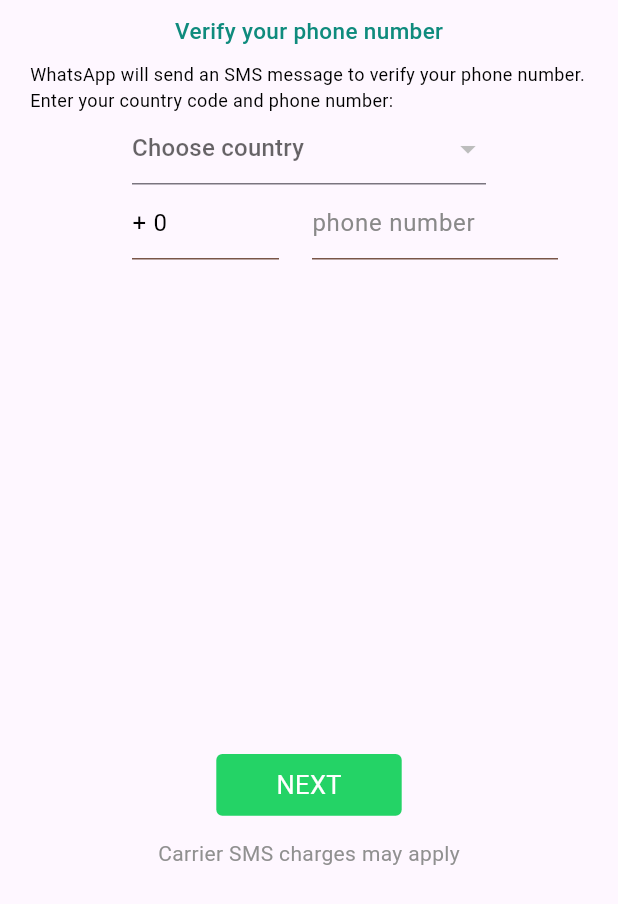
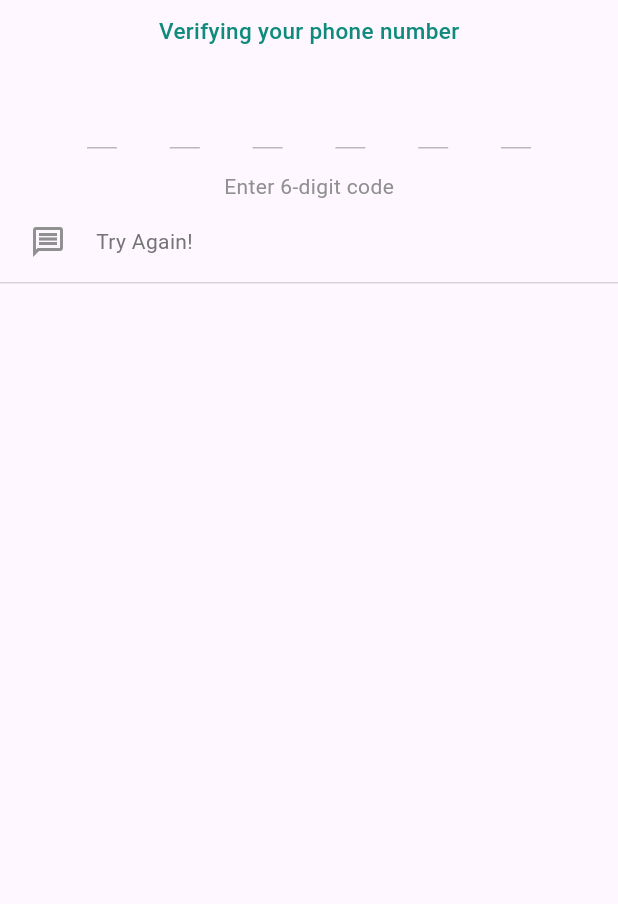
Before and after one commit to 0Armaan025/whatsapp_clone, a Flutter app: the screen it shows after launch, on a phone screen of 412 x 824 dp. Shown: the top 904 px of the screen. Run offline on Flutter 3.47's test engine with Material 3 defaults, Android fonts, the phone set to English and light mode, and no system bars; drawn by our look-alikes of otp_text_field; our stand-ins replace country_picker, hexcolor; missing offline and left inert: phonecodes.

Commit message:
made otp page static

```diff
--- /dev/null
+++ b/lib/features/auth/views/otp/otp_page.dart
@@ -0,0 +1,109 @@
+import 'package:flutter/material.dart';
+import 'package:flutter/services.dart';
+import 'package:hexcolor/hexcolor.dart';
+import 'package:otp_text_field/otp_text_field.dart';
+import 'package:otp_text_field/style.dart';
+
+class OtpView extends StatefulWidget {
+  const OtpView({super.key});
+
+  @override
+  State<OtpView> createState() => _OtpViewState();
+}
+
+class _OtpViewState extends State<OtpView> {
+  String otpText = "";
+  final TextEditingController _otpController = TextEditingController();
+
+  // String phoneNumber = "";
+
+  @override
+  void dispose() {
+    // TODO: implement dispose
+    super.dispose();
+    _otpController.dispose();
+  }
+
+  @override
+  Widget build(BuildContext context) {
+    final size = MediaQuery.of(context).size;
+
+    return Scaffold(
+      body: SingleChildScrollView(
+        child: SafeArea(
+          child: Column(
+            children: [
+              const SizedBox(height: 10),
+              Center(
+                child: Text(
+                  "Verifying your phone number",
+                  style: TextStyle(
+                    color: HexColor("#0f8b7d"),
+                    fontSize: 15,
+                    fontWeight: FontWeight.w500,
+                  ),
+                ),
+              ),
+              const SizedBox(
+                height: 20,
+              ),
+              Center(
+                child: Padding(
+                  padding: const EdgeInsets.symmetric(horizontal: 58.0),
+                  child: OTPTextField(
+                    length: 6,
+                    width: MediaQuery.of(context).size.width,
+                    fieldWidth: 20,
+                    style: const TextStyle(fontSize: 17),
+                    // textFieldAlignment: MainAxisAlignment.spaceEvenly,
+                    fieldStyle: FieldStyle.underline,
+
+                    onCompleted: (pin) {
+                      print("Completed: " + pin);
+                    },
+                  ),
+                ),
+              ),
+              const SizedBox(
+                height: 15,
+              ),
+              Center(
+                child: Text(
+                  "Enter 6-digit code",
+                  style: TextStyle(color: HexColor("#909090")),
+                ),
+              ),
+              const SizedBox(height: 15),
+              Row(
+                mainAxisAlignment: MainAxisAlignment.start,
+                crossAxisAlignment: CrossAxisAlignment.center,
+                children: [
+                  const SizedBox(
+                    width: 20,
+                  ),
+                  Icon(
+                    Icons.message_outlined,
+                    color: HexColor("#909090"),
+                  ),
+                  Padding(
+                    padding: const EdgeInsets.only(left: 20.0),
+                    child: Text(
+                      "Try Again!",
+                      style: TextStyle(fontSize: 14, color: Colors.grey[600]),
+                    ),
+                  )
+                ],
+              ),
+              const SizedBox(height: 15),
+              Container(
+                width: double.infinity,
+                height: 1,
+                color: const Color.fromARGB(255, 214, 214, 214),
+              ),
+            ],
+          ),
+        ),
+      ),
+    );
+  }
+}
--- a/lib/main.dart
+++ b/lib/main.dart
@@ -1,5 +1,5 @@
 import 'package:flutter/material.dart';
-import 'package:whatsapp_clone/features/auth/views/signup/signup_view.dart';
+import 'package:whatsapp_clone/features/auth/views/otp/otp_page.dart';
 
 void main() {
   runApp(const MyApp());
@@ -17,7 +17,7 @@ class MyApp extends StatelessWidget {
         colorScheme: ColorScheme.fromSeed(seedColor: Colors.deepPurple),
         useMaterial3: true,
       ),
-      home: SignUpView(),
+      home: OtpView(),
     );
   }
 }
--- a/pubspec.yaml
+++ b/pubspec.yaml
@@ -39,6 +39,7 @@ dependencies:
   hexcolor: ^3.0.1
   country_picker: ^2.0.25
   phonecodes: ^0.0.3
+  otp_text_field: ^1.1.3
 
 dev_dependencies:
   flutter_test:
```
Also changed, not shown: pubspec.lock.
